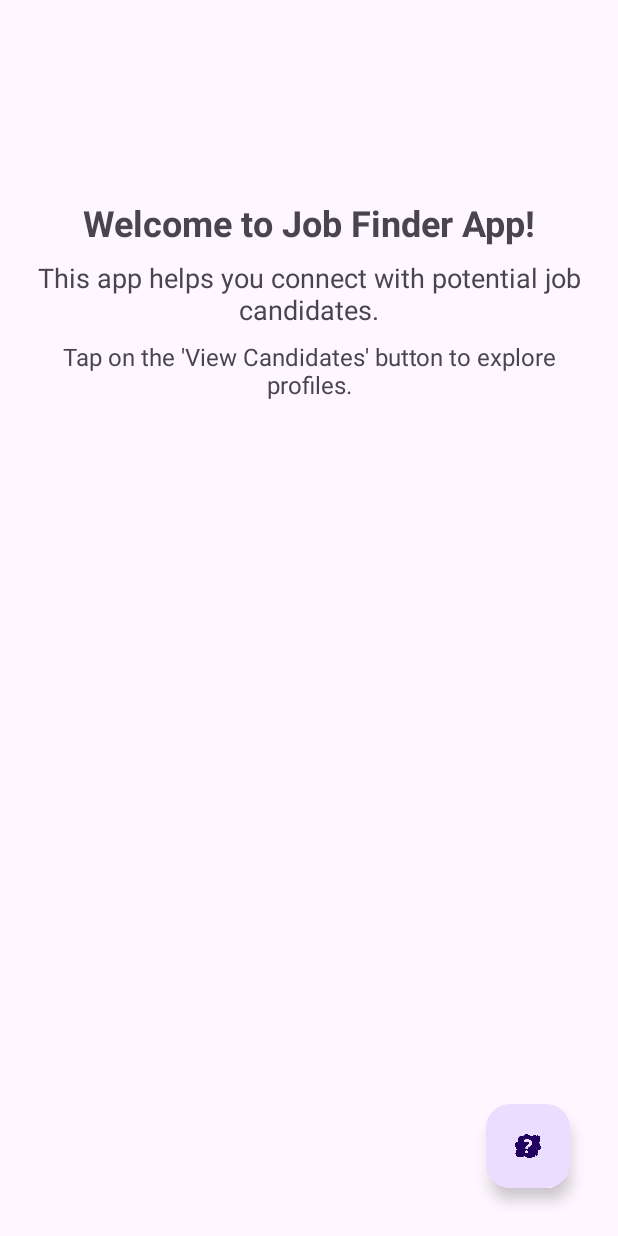
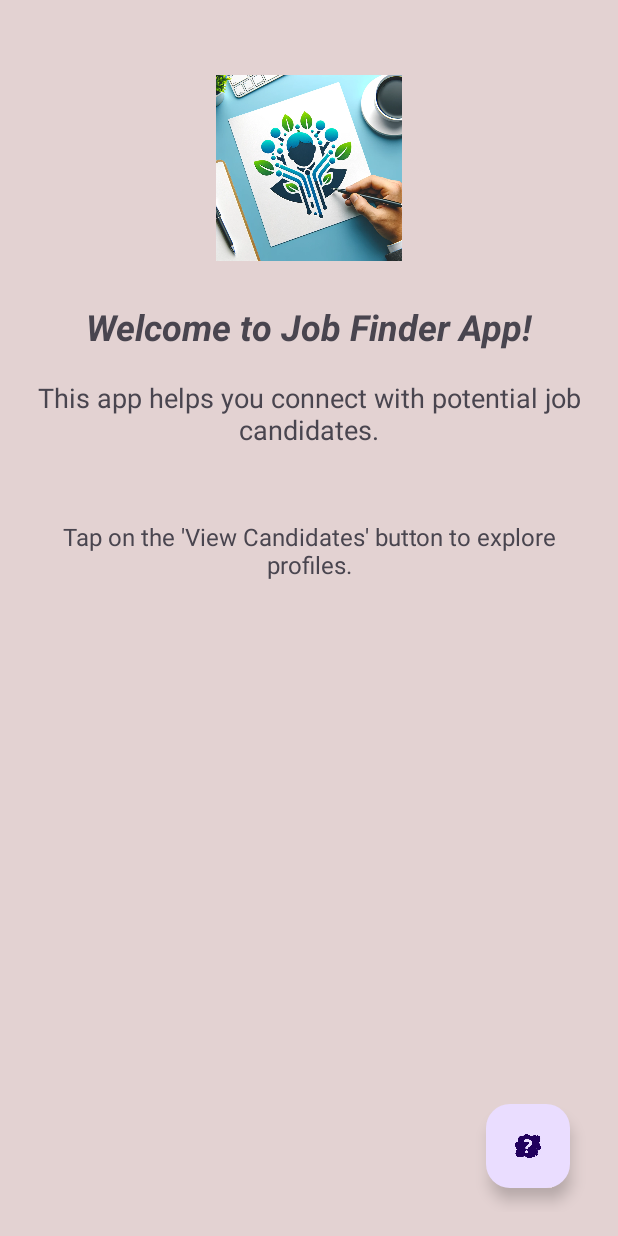
Before and after one commit to Dannysyed/job-recu, an Android app: the screen it shows after launch (MainActivity), on a phone screen of 412 x 824 dp. Run offline under Robolectric (Android 15) with nearby library versions, the light colour scheme and no system bars.

Commit message:
Designed welcome page with logo and background color

```diff
--- a/app/src/main/res/layout/activity_main.xml
+++ b/app/src/main/res/layout/activity_main.xml
@@ -4,6 +4,7 @@
     xmlns:tools="http://schemas.android.com/tools"
     android:layout_width="match_parent"
     android:layout_height="match_parent"
+    android:background="#E3D2D2"
     android:padding="16dp"
     tools:context=".MainActivity">
 
@@ -11,65 +12,92 @@
         android:id="@+id/imageViewLogo"
         android:layout_width="100dp"
         android:layout_height="100dp"
-        app:layout_constraintTop_toTopOf="parent"
+        android:contentDescription="App Logo"
+        app:layout_constraintEnd_toEndOf="parent"
         app:layout_constraintStart_toStartOf="parent"
-        app:layout_constraintEnd_toEndOf="parent"
-        android:contentDescription="App Logo" />
+        app:layout_constraintTop_toTopOf="parent" />
 
     <TextView
         android:id="@+id/textViewWelcome"
         android:layout_width="0dp"
         android:layout_height="wrap_content"
+        android:layout_marginTop="20dp"
         android:text="Welcome to Job Finder App!"
+        android:textAlignment="center"
         android:textSize="24sp"
-        android:textStyle="bold"
-        android:textAlignment="center"
-        app:layout_constraintTop_toBottomOf="@id/imageViewLogo"
+        android:textStyle="bold|italic"
+        app:layout_constraintBottom_toBottomOf="@+id/textViewDescription"
+        app:layout_constraintEnd_toEndOf="parent"
         app:layout_constraintStart_toStartOf="parent"
-        app:layout_constraintEnd_toEndOf="parent"
-        android:layout_marginTop="16dp" />
+        app:layout_constraintTop_toBottomOf="@id/imageViewLogo" />
 
     <TextView
         android:id="@+id/textViewDescription"
         android:layout_width="0dp"
         android:layout_height="wrap_content"
+        android:layout_marginTop="30dp"
+        android:layout_marginBottom="509dp"
         android:text="This app helps you connect with potential job candidates."
+        android:textAlignment="center"
         android:textSize="18sp"
-        android:textAlignment="center"
-        app:layout_constraintTop_toBottomOf="@id/textViewWelcome"
+        app:layout_constraintBottom_toBottomOf="parent"
+        app:layout_constraintEnd_toEndOf="parent"
+        app:layout_constraintHorizontal_bias="1.0"
         app:layout_constraintStart_toStartOf="parent"
-        app:layout_constraintEnd_toEndOf="parent"
-        android:layout_marginTop="8dp" />
+        app:layout_constraintTop_toBottomOf="@+id/imageView" />
 
     <TextView
         android:id="@+id/textViewInstructions"
         android:layout_width="0dp"
         android:layout_height="wrap_content"
+        android:layout_marginTop="48dp"
         android:text="Tap on the 'View Candidates' button to explore profiles."
+        android:textAlignment="center"
         android:textSize="16sp"
-        android:textAlignment="center"
-        app:layout_constraintTop_toBottomOf="@id/textViewDescription"
+        app:layout_constraintEnd_toEndOf="parent"
+        app:layout_constraintHorizontal_bias="0.0"
         app:layout_constraintStart_toStartOf="parent"
-        app:layout_constraintEnd_toEndOf="parent"
-        android:layout_marginTop="8dp" />
+        app:layout_constraintTop_toBottomOf="@id/textViewDescription" />
 
     <androidx.recyclerview.widget.RecyclerView
         android:id="@+id/recyclerViewPosts"
         android:layout_width="0dp"
         android:layout_height="0dp"
+        android:layout_marginStart="10dp"
+        android:layout_marginTop="10dp"
+        android:layout_marginEnd="10dp"
+        android:layout_marginBottom="80dp"
+        app:layout_constraintBottom_toBottomOf="parent"
+        app:layout_constraintEnd_toEndOf="parent"
+        app:layout_constraintHorizontal_bias="1.0"
+        app:layout_constraintStart_toStartOf="parent"
         app:layout_constraintTop_toBottomOf="@id/textViewInstructions"
-        app:layout_constraintBottom_toBottomOf="parent"
-        app:layout_constraintStart_toStartOf="parent"
-        app:layout_constraintEnd_toEndOf="parent" />
+        app:layout_constraintVertical_bias="1.0" />
 
     <com.google.android.material.floatingactionbutton.FloatingActionButton
         android:id="@+id/fabViewCandidates"
         android:layout_width="wrap_content"
         android:layout_height="wrap_content"
+        android:layout_margin="16dp"
+        android:contentDescription="View Candidates"
         android:src="@drawable/guess"
         app:layout_constraintBottom_toBottomOf="parent"
+        app:layout_constraintEnd_toEndOf="parent" />
+
+    <ImageView
+        android:id="@+id/imageView"
+        android:layout_width="124dp"
+        android:layout_height="0dp"
+        android:layout_marginStart="135dp"
+        android:layout_marginTop="10dp"
+        android:layout_marginEnd="135dp"
+        android:layout_marginBottom="25dp"
+        android:radius="16dp"
+        app:circularflow_radiusInDP="15dp"
+        app:layout_constraintBottom_toTopOf="@+id/textViewDescription"
         app:layout_constraintEnd_toEndOf="parent"
-        android:layout_margin="16dp"
-        android:contentDescription="View Candidates" />
+        app:layout_constraintStart_toStartOf="parent"
+        app:layout_constraintTop_toTopOf="parent"
+        app:srcCompat="@drawable/logo" />
 
 </androidx.constraintlayout.widget.ConstraintLayout>
```
